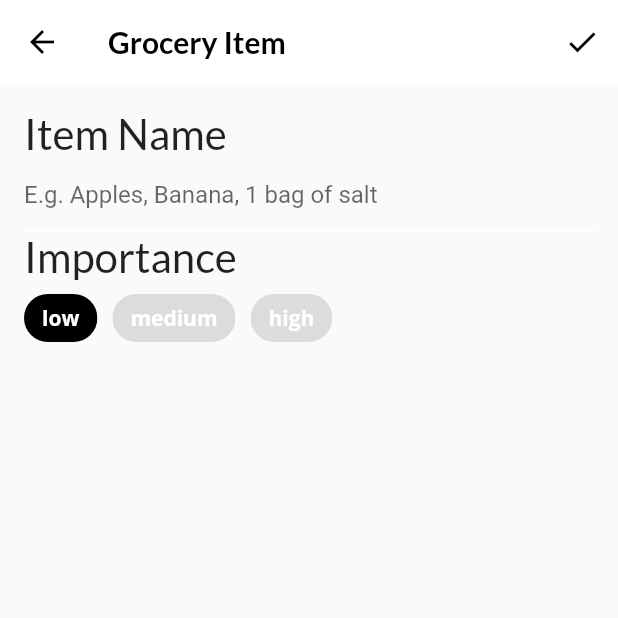
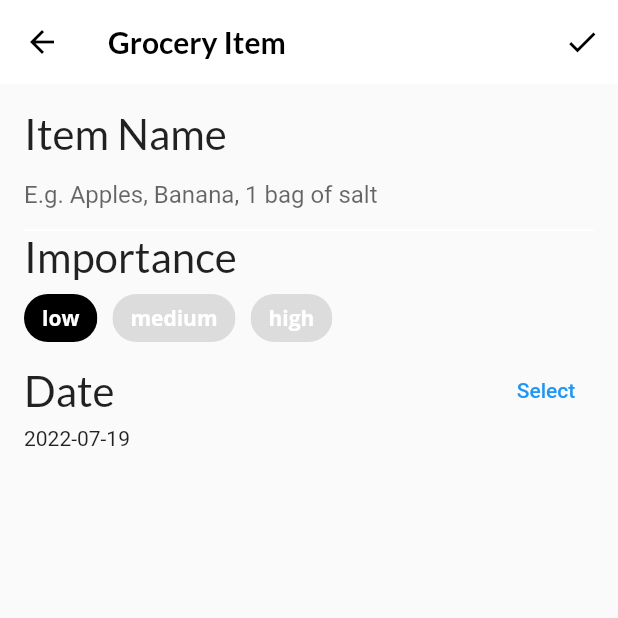
Before and after one commit to tian3rd/fooderlich2, a Flutter app: the screen it shows after launch, item 3 of the bottom bar chosen, after a tap on the "add" icon, on a phone screen of 412 x 824 dp, the top half of it. Run offline on Flutter 3.47's test engine with Material 2 defaults, Android fonts, the phone set to English and light mode, and no system bars; our stand-ins replace flutter_colorpicker, google_fonts; project files that could hold a hidden picture were left out.

Commit message:
build date picker

```diff
--- a/lib/screens/grocery_item_screen.dart
+++ b/lib/screens/grocery_item_screen.dart
@@ -95,6 +95,7 @@ class _GroceryItemScreenState extends State<GroceryItemScreen> {
             // TODO 14: add Importance selection
             buildImportanceField(),
             // TODO 15: add date picker
+            buildDateField(context),
             // TODO 16: add time picker
             // TODO 17: add color picker
             // TODO 18: add slider
@@ -208,7 +209,42 @@ class _GroceryItemScreenState extends State<GroceryItemScreen> {
   }
 
 // TODO: add buildDateField()
-
+  Widget buildDateField(BuildContext context) {
+    return Column(
+      crossAxisAlignment: CrossAxisAlignment.start,
+      children: [
+        Row(
+          mainAxisAlignment: MainAxisAlignment.spaceBetween,
+          children: [
+            Text(
+              'Date',
+              style: GoogleFonts.lato(
+                fontSize: 28,
+              ),
+            ),
+            TextButton(
+              child: Text('Select'),
+              onPressed: () async {
+                final currentDate = DateTime.now();
+                final selectedDate = await showDatePicker(
+                  context: context,
+                  initialDate: currentDate,
+                  firstDate: currentDate,
+                  lastDate: DateTime(currentDate.year + 3),
+                );
+                setState(() {
+                  if (selectedDate != null) {
+                    _dueDate = selectedDate;
+                  }
+                });
+              },
+            ),
+          ],
+        ),
+        Text('${DateFormat('yyyy-MM-dd').format(_dueDate)}'),
+      ],
+    );
+  }
 // TODO: add buildTimeField()
 
 // TODO: add buildColorPicker()
```
